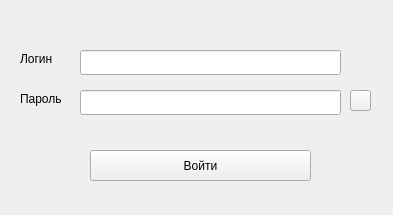
Before: the Qt Designer form interfaces/vk_login_window.ui in de-brasi/auto-comment-for-vk, drawn with Qt 5.
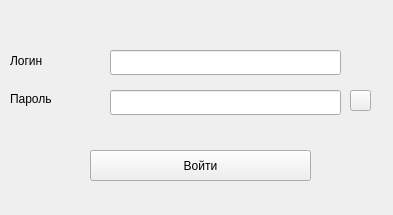
After: the same form once the commit is applied. Icons and pictures are not drawn.

Commit message: prettify interfaces

```diff
--- a/interfaces/vk_login_window.ui
+++ b/interfaces/vk_login_window.ui
@@ -13,35 +13,25 @@
   <property name="windowTitle">
    <string>Form</string>
   </property>
-  <widget class="QLabel" name="login_text">
-   <property name="geometry">
-    <rect>
-     <x>20</x>
-     <y>50</y>
-     <width>67</width>
-     <height>17</height>
-    </rect>
-   </property>
-   <property name="text">
-    <string>Логин</string>
-   </property>
-  </widget>
   <widget class="QLineEdit" name="login_entry_field">
    <property name="geometry">
     <rect>
-     <x>80</x>
+     <x>110</x>
      <y>50</y>
-     <width>261</width>
+     <width>231</width>
      <height>25</height>
     </rect>
    </property>
+   <property name="text">
+    <string/>
+   </property>
   </widget>
   <widget class="QLineEdit" name="password_entry_field">
    <property name="geometry">
     <rect>
-     <x>80</x>
+     <x>110</x>
      <y>90</y>
-     <width>261</width>
+     <width>231</width>
      <height>25</height>
     </rect>
    </property>
@@ -58,18 +48,15 @@
    <property name="text">
     <string>Войти</string>
    </property>
-  </widget>
-  <widget class="QLabel" name="password_text">
-   <property name="geometry">
-    <rect>
-     <x>20</x>
-     <y>90</y>
-     <width>67</width>
-     <height>17</height>
-    </rect>
+   <property name="icon">
+    <iconset>
+     <normaloff>../static/vk_logo.png</normaloff>../static/vk_logo.png</iconset>
    </property>
-   <property name="text">
-    <string>Пароль</string>
+   <property name="iconSize">
+    <size>
+     <width>20</width>
+     <height>20</height>
+    </size>
    </property>
   </widget>
   <widget class="QPushButton" name="is_password_viewable_button">
@@ -89,6 +76,102 @@
      <normaloff>../static/crossed_eye.png</normaloff>../static/crossed_eye.png</iconset>
    </property>
   </widget>
+  <widget class="QFrame" name="LoginLabel">
+   <property name="geometry">
+    <rect>
+     <x>10</x>
+     <y>50</y>
+     <width>91</width>
+     <height>21</height>
+    </rect>
+   </property>
+   <property name="frameShape">
+    <enum>QFrame::NoFrame</enum>
+   </property>
+   <property name="frameShadow">
+    <enum>QFrame::Raised</enum>
+   </property>
+   <widget class="QLabel" name="login_text">
+    <property name="geometry">
+     <rect>
+      <x>0</x>
+      <y>0</y>
+      <width>51</width>
+      <height>21</height>
+     </rect>
+    </property>
+    <property name="text">
+     <string>Логин</string>
+    </property>
+   </widget>
+   <widget class="QLabel" name="mail_icon">
+    <property name="geometry">
+     <rect>
+      <x>60</x>
+      <y>0</y>
+      <width>21</width>
+      <height>21</height>
+     </rect>
+    </property>
+    <property name="text">
+     <string/>
+    </property>
+    <property name="pixmap">
+     <pixmap>../static/mail.png</pixmap>
+    </property>
+    <property name="scaledContents">
+     <bool>true</bool>
+    </property>
+   </widget>
+  </widget>
+  <widget class="QFrame" name="PasswordLabel">
+   <property name="geometry">
+    <rect>
+     <x>10</x>
+     <y>90</y>
+     <width>91</width>
+     <height>21</height>
+    </rect>
+   </property>
+   <property name="frameShape">
+    <enum>QFrame::NoFrame</enum>
+   </property>
+   <property name="frameShadow">
+    <enum>QFrame::Raised</enum>
+   </property>
+   <widget class="QLabel" name="password_text">
+    <property name="geometry">
+     <rect>
+      <x>0</x>
+      <y>0</y>
+      <width>61</width>
+      <height>17</height>
+     </rect>
+    </property>
+    <property name="text">
+     <string>Пароль</string>
+    </property>
+   </widget>
+   <widget class="QLabel" name="password_icon">
+    <property name="geometry">
+     <rect>
+      <x>60</x>
+      <y>0</y>
+      <width>21</width>
+      <height>20</height>
+     </rect>
+    </property>
+    <property name="text">
+     <string/>
+    </property>
+    <property name="pixmap">
+     <pixmap>../static/password.png</pixmap>
+    </property>
+    <property name="scaledContents">
+     <bool>true</bool>
+    </property>
+   </widget>
+  </widget>
  </widget>
  <resources/>
  <connections/>
```
The commit also changes 3 other files.
